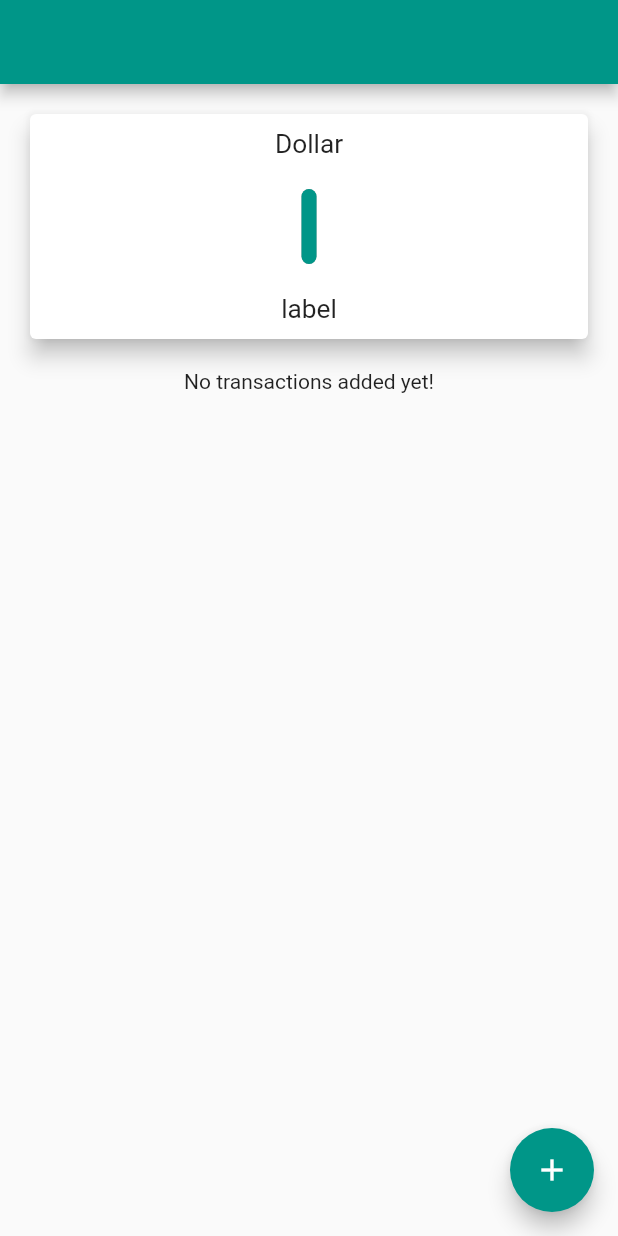
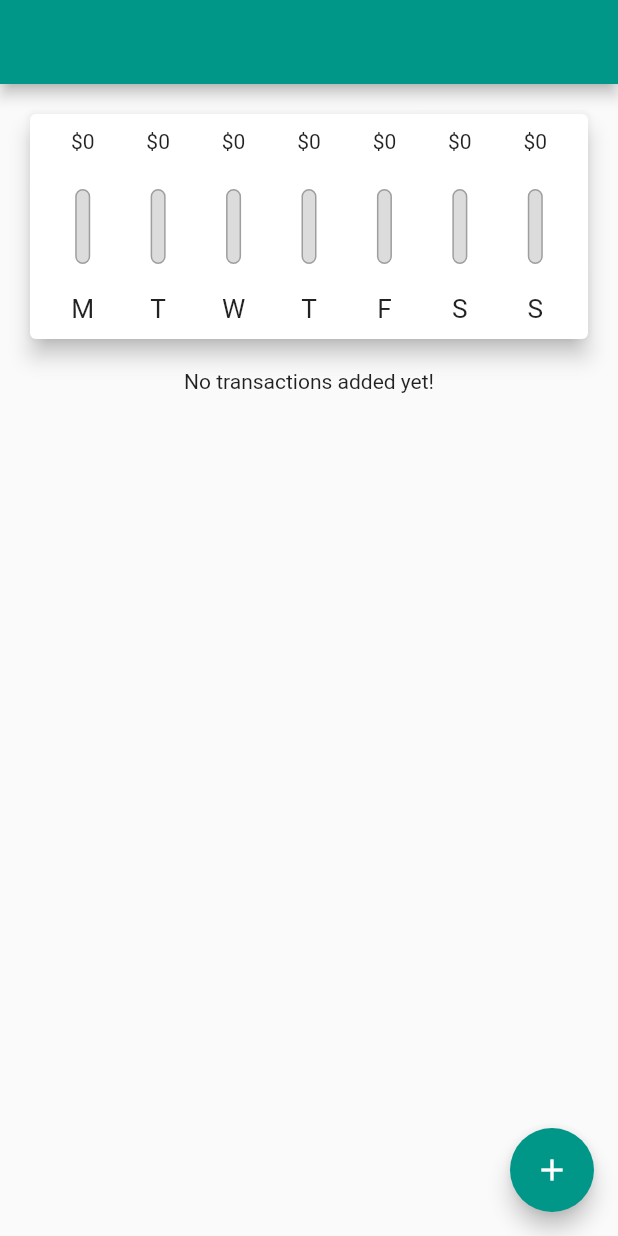
Before and after one commit to GhassanOmran/Personal_Expenses, a Flutter app: the screen it shows after launch, on a phone screen of 412 x 824 dp. Run offline on Flutter 3.47's test engine with Material 2 defaults, Android fonts, the phone set to English and light mode, and no system bars.

Commit message:
ChartBar

```diff
--- a/lib/controllers/home_controller.dart
+++ b/lib/controllers/home_controller.dart
@@ -1,4 +1,5 @@
 import 'package:flutter/material.dart';
+import 'package:intl/intl.dart';
 import 'package:personal_expenses/models/transaction.dart';
 import 'package:personal_expenses/models/transactions_list.dart';
 import 'package:provider/provider.dart';
@@ -18,5 +19,33 @@ class HomeController {
     _transactionsList.remove(transaction);
   }
 
+  List<Map<String, dynamic>> get groupedTransactionValues {
+    return List.generate(7, (index) {
+      final weekDay = DateTime.now().subtract(
+        Duration(days: index),
+      );
+      var totalSum = 0.0;
+
+      for (var i = 0; i < _transactionsList.transactionsList.length; i++) {
+        if (_transactionsList.transactionsList[i].date.day == weekDay.day &&
+            _transactionsList.transactionsList[i].date.month == weekDay.month &&
+            _transactionsList.transactionsList[i].date.year == weekDay.year) {
+          totalSum += _transactionsList.transactionsList[i].amount;
+        }
+      }
+
+      return {
+        'day': DateFormat.E().format(weekDay).substring(0, 1),
+        'amount': totalSum,
+      };
+    }).reversed.toList();
+  }
+
+  double get totalSpending {
+    return groupedTransactionValues.fold(0.0, (sum, item) {
+      return sum + item['amount'];
+    });
+  }
+
   TransactionsList get transaction => _transactionsList;
 }
--- a/lib/views/chart_detaits.dart
+++ b/lib/views/chart_detaits.dart
@@ -2,8 +2,8 @@ import 'package:flutter/material.dart';
 
 class Chart extends StatelessWidget {
   final String day;
-  final String spending;
-  final String spendingOfTotal;
+  final double spending;
+  final double spendingOfTotal;
   const Chart(
       {super.key,
       required this.spending,
@@ -14,8 +14,9 @@ class Chart extends StatelessWidget {
     return Column(children: <Widget>[
       SizedBox(
         height: 20,
-        child: FittedBox(
-          child: Text(spending),
+        child: Text(
+          '\$${spending.toStringAsFixed(0)}',
+          maxLines: 1,
         ),
       ),
       const SizedBox(
@@ -25,6 +26,7 @@ class Chart extends StatelessWidget {
         height: 50,
         width: 10,
         child: Stack(
+          alignment: AlignmentDirectional.bottomCenter,
           children: <Widget>[
             Container(
               decoration: BoxDecoration(
@@ -34,7 +36,7 @@ class Chart extends StatelessWidget {
               ),
             ),
             FractionallySizedBox(
-              heightFactor: 0.6, //spending of total
+              heightFactor: spendingOfTotal, //spending of total
               alignment: FractionalOffset.topCenter,
               child: Container(
                 decoration: BoxDecoration(
--- a/lib/views/home.dart
+++ b/lib/views/home.dart
@@ -2,6 +2,7 @@ import 'package:flutter/material.dart';
 import 'package:intl/intl.dart';
 import 'package:personal_expenses/controllers/home_controller.dart';
 import 'package:personal_expenses/models/transactions_list.dart';
+import 'package:personal_expenses/views/chart_detaits.dart';
 import 'package:personal_expenses/views/new_transactions.dart';
 import 'package:provider/provider.dart';
 
@@ -14,7 +15,9 @@ class HomeScreen extends StatelessWidget {
         Provider.of<HomeController>(context, listen: false);
     return Scaffold(
       appBar: AppBar(),
-      body: Column(
+      body: Consumer<TransactionsList>(
+        builder: (context, value, child) {
+          return Column(
             children: [
               Card(
                 elevation: 6,
@@ -23,7 +26,22 @@ class HomeScreen extends StatelessWidget {
                   padding: const EdgeInsets.all(10),
                   child: Row(
                     mainAxisAlignment: MainAxisAlignment.spaceAround,
-                  children: [
+                    children:
+                        homeController.groupedTransactionValues.map((data) {
+                      return Flexible(
+                        fit: FlexFit.tight,
+                        child: Chart(
+                          day: data['day'],
+                          spending: data['amount'],
+                          spendingOfTotal: homeController.totalSpending == 0.0
+                              ? 0.0
+                              : (data['amount'] as double) /
+                                  homeController.totalSpending,
+                        ),
+                      );
+                    }).toList(),
+                    /*
+                    [
                       Column(children: <Widget>[
                         Container(
                           height: 20,
@@ -41,8 +59,8 @@ class HomeScreen extends StatelessWidget {
                             children: <Widget>[
                               Container(
                                 decoration: BoxDecoration(
-                                border:
-                                    Border.all(color: Colors.grey, width: 1.0),
+                                  border: Border.all(
+                                      color: Colors.grey, width: 1.0),
                                   color: const Color.fromRGBO(220, 220, 220, 1),
                                   borderRadius: BorderRadius.circular(10),
                                 ),
@@ -69,20 +87,20 @@ class HomeScreen extends StatelessWidget {
                           ),
                         ),
                       ]),
-                  ]),
+                    ],
+                 */
                   ),
                 ),
-          Consumer<TransactionsList>(
-            builder: (context, value, child) {
-              return homeController.transaction.transactionsList.isEmpty
+              ),
+              value.transactionsList.isEmpty
                   ? LayoutBuilder(builder: (ctx, constraints) {
                       return Column(
-                        children: <Widget>[
-                          const Text(
+                        children: const <Widget>[
+                          Text(
                             'No transactions added yet!',
                             // style: Theme.of(context).textTheme.title,
                           ),
-                          const SizedBox(
+                          SizedBox(
                             height: 20,
                           ),
                           // Container(
@@ -97,8 +115,7 @@ class HomeScreen extends StatelessWidget {
                   : Expanded(
                       child: ListView(
                           shrinkWrap: true,
-                          children: homeController
-                              .transaction.transactionsList.reversed
+                          children: value.transactionsList.reversed
                               .map((transaction) => Card(
                                     elevation: 5,
                                     margin: const EdgeInsets.symmetric(
@@ -144,10 +161,10 @@ class HomeScreen extends StatelessWidget {
                                     ),
                                   ))
                               .toList()),
+                    ),
+            ],
           );
         },
-          )
-        ],
       ),
       floatingActionButton: FloatingActionButton(
           onPressed: () async {
```
Lines whose indentation alone changed are shown as unchanged.
